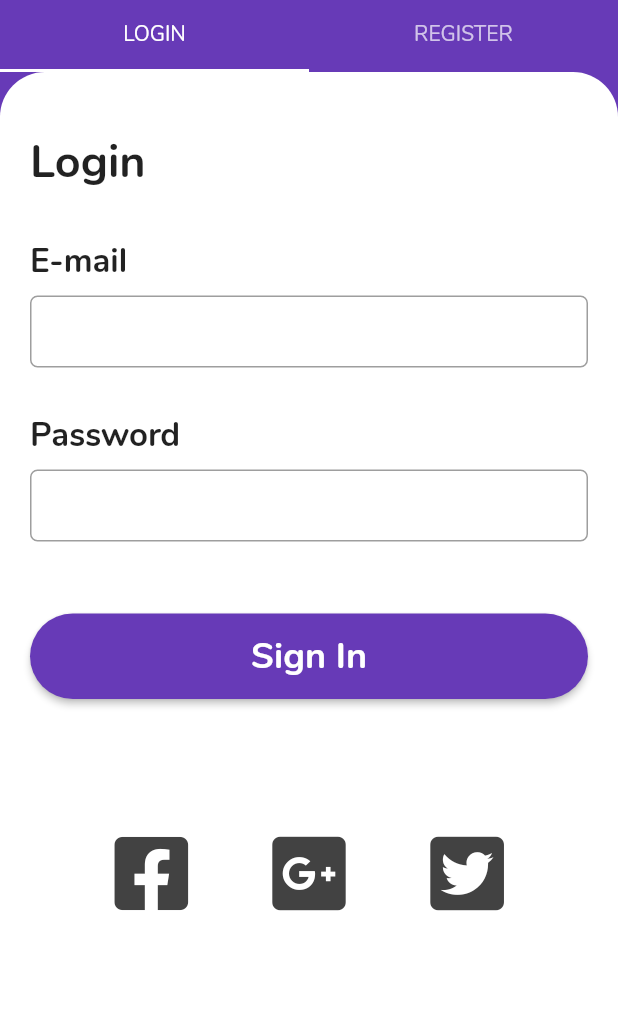
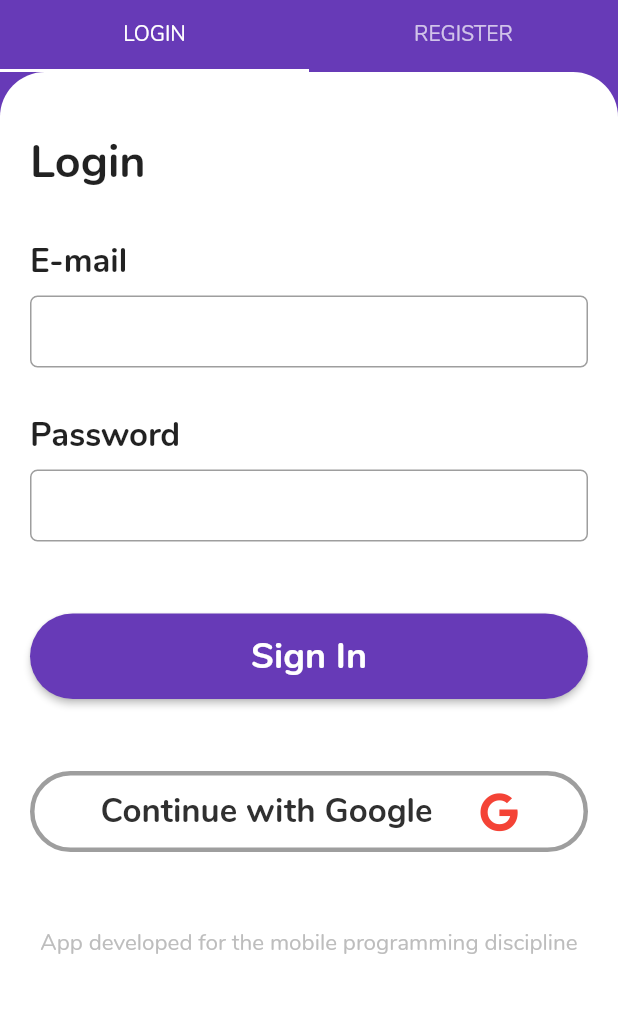
Before and after one commit to victorpereira01/prog-mobile-si700, a Flutter app: the screen it shows after launch, on a phone screen of 412 x 824 dp, the part 93-1106 px from its top. Run offline on Flutter 3.47's test engine with Material 2 defaults, Android fonts, the phone set to English and light mode, and no system bars; our stand-ins replace bloc, cloud_firestore, firebase_auth, firebase_core, flutter_bloc, font_awesome_flutter and 1 more; accounts and stored records are empty.

Commit message:
f_c: Google Auth

```diff
--- a/financial_control/lib/src/bloc/auth_bloc.dart
+++ b/financial_control/lib/src/bloc/auth_bloc.dart
@@ -6,6 +6,7 @@ import 'package:financial_control/src/bloc/auth_state.dart';
 import 'package:financial_control/src/firebase/auth.dart';
 import 'package:financial_control/src/models/user_model.dart';
 import 'package:financial_control/src/repositories/auth_repository.dart';
+import 'package:flutter/cupertino.dart';
 
 class AuthBloc extends Bloc<AuthEvent, AuthState> {
   AuthRepository _authService;
@@ -31,6 +32,10 @@ class AuthBloc extends Bloc<AuthEvent, AuthState> {
             email: event.email, password: event.password);
       } else if (event is Logout) {
         await _authService.signOut();
+      } else if (event is LoginWithGoogle) {
+        await _authService.signInWithGoogle();
+      } else if (event is LogoutGoogle) {
+        await _authService.signOutGoogle();
       } else if (event is InnerServerEvent) {
         if (event.userModel == null) {
           yield Unauthenticated();
--- a/financial_control/lib/src/bloc/auth_event.dart
+++ b/financial_control/lib/src/bloc/auth_event.dart
@@ -16,6 +16,10 @@ class LoginAnonimousUser extends AuthEvent {}
 
 class Logout extends AuthEvent {}
 
+class LoginWithGoogle extends AuthEvent {}
+
+class LogoutGoogle extends AuthEvent {}
+
 class InnerServerEvent extends AuthEvent {
   final UserModel userModel;
 
--- a/financial_control/lib/src/repositories/auth_repository.dart
+++ b/financial_control/lib/src/repositories/auth_repository.dart
@@ -8,5 +8,9 @@ abstract class AuthRepository {
 
   Future<void> signOut();
 
+  Future<String> signInWithGoogle();
+
+  Future<void> signOutGoogle();
+
   Stream<UserModel> get user;
 }
--- a/financial_control/lib/src/views/auth/loginView.dart
+++ b/financial_control/lib/src/views/auth/loginView.dart
@@ -1,6 +1,10 @@
+import 'package:financial_control/src/bloc/auth_bloc.dart';
+import 'package:financial_control/src/bloc/auth_event.dart';
+import 'package:financial_control/src/widgets/button.dart';
 import 'package:financial_control/src/widgets/loginForm.dart';
 import 'package:flutter/cupertino.dart';
 import 'package:flutter/material.dart';
+import 'package:flutter_bloc/flutter_bloc.dart';
 import 'package:font_awesome_flutter/font_awesome_flutter.dart';
 
 class LoginView extends StatefulWidget {
@@ -25,7 +29,7 @@ class _LoginView extends State<LoginView> {
           children: [
             LoginForm(),
             Container(
-                padding: EdgeInsets.all(10),
+                padding: EdgeInsets.all(8),
                 alignment: Alignment.center,
                 child: Container(
                   child: Row(
@@ -34,17 +38,39 @@ class _LoginView extends State<LoginView> {
                   ),
                 )),
             Container(
-              padding: EdgeInsets.only(top: 36),
-              child: Row(
-                mainAxisAlignment: MainAxisAlignment.spaceEvenly,
-                children: [
-                  FaIcon(FontAwesomeIcons.facebookSquare,
-                      size: 56, color: Colors.grey[800]),
-                  FaIcon(FontAwesomeIcons.googlePlusSquare,
-                      size: 56, color: Colors.grey[800]),
-                  FaIcon(FontAwesomeIcons.twitterSquare,
-                      size: 56, color: Colors.grey[800]),
-                ],
+              child: FlatButton(
+                  shape: RoundedRectangleBorder(
+                      borderRadius: BorderRadius.circular(40),
+                      side: BorderSide(color: Colors.grey, width: 3)),
+                  padding:
+                      EdgeInsets.only(top: 12, bottom: 12, right: 15, left: 15),
+                  child: Row(
+                    mainAxisAlignment: MainAxisAlignment.spaceEvenly,
+                    children: [
+                      Text(
+                        "Continue with Google",
+                        style: TextStyle(
+                            color: Colors.grey[850],
+                            fontSize: 22,
+                            fontWeight: FontWeight.bold),
+                      ),
+                      FaIcon(
+                        FontAwesomeIcons.google,
+                        size: 26,
+                        color: Colors.red,
+                      )
+                    ],
+                  ),
+                  onPressed: () => BlocProvider.of<AuthBloc>(context)
+                      .add(LoginWithGoogle())),
+            ),
+            Container(
+              alignment: Alignment.center,
+              padding: EdgeInsets.only(top: 50),
+              child: Text(
+                "App developed for the mobile programming discipline",
+                textAlign: TextAlign.center,
+                style: TextStyle(fontSize: 15, color: Colors.grey[400]),
               ),
             )
           ],
--- a/financial_control/lib/src/views/home/mainView.dart
+++ b/financial_control/lib/src/views/home/mainView.dart
@@ -1,7 +1,7 @@
 import 'package:financial_control/src/bloc/database_bloc.dart';
 import 'package:financial_control/src/bloc/database_state.dart';
 import 'package:financial_control/src/models/transaction_model.dart';
-import 'package:financial_control/src/views/home/transactionTile.dart';
+import 'package:financial_control/src/widgets/transactionTile.dart';
 import 'package:financial_control/src/widgets/header.dart';
 import 'package:financial_control/src/widgets/topic.dart';
 import 'package:flutter/cupertino.dart';
@@ -114,7 +114,7 @@ class _MainViewState extends State<MainView> {
                     child: ListView.builder(
                         itemCount: list.length > 4 ? 4 : list.length,
                         itemBuilder: (context, index) {
-                          return TranscationTile(
+                          return TransactionTile(
                               transaction: list[index], isStatic: true);
                         }),
                   )),
--- a/financial_control/lib/src/widgets/header.dart
+++ b/financial_control/lib/src/widgets/header.dart
@@ -9,7 +9,10 @@ Widget header(context) {
     actions: [
       IconButton(
         icon: Icon(Icons.exit_to_app, color: Colors.red),
-        onPressed: () => BlocProvider.of<AuthBloc>(context).add(Logout()),
+        onPressed: () => {
+          BlocProvider.of<AuthBloc>(context).add(Logout()),
+          BlocProvider.of<AuthBloc>(context).add(LogoutGoogle())
+        }
       )
     ],
     title: Text(
--- a/financial_control/lib/src/views/home/transactionTile.dart
+++ b/financial_control/lib/src/widgets/transactionTile.dart
@@ -5,12 +5,12 @@ import 'package:flutter/cupertino.dart';
 import 'package:flutter/material.dart';
 import 'package:flutter_bloc/flutter_bloc.dart';
 
-class TranscationTile extends StatelessWidget {
+class TransactionTile extends StatelessWidget {
   final TransactionModel transaction;
 
   final bool isStatic;
 
-  TranscationTile({this.transaction, this.isStatic}) : super();
+  TransactionTile({this.transaction, this.isStatic}) : super();
 
   @override
   Widget build(BuildContext context) {
--- a/financial_control/pubspec.yaml
+++ b/financial_control/pubspec.yaml
@@ -29,6 +29,7 @@ dependencies:
   firebase_core: 0.5.2
   firebase_auth: 0.18.3
   cloud_firestore: 0.14.3
+  google_sign_in: 4.5.3
 
   bloc: 6.1.0
   flutter_bloc: 6.1.0
```
Also changed, not shown: financial_control/lib/src/firebase/auth.dart (+28 -0 lines), financial_control/lib/src/views/home/transactionsView.dart (+2 -28 lines), financial_control/lib/main.dart (renamed from financial_control/lib/src/main.dart), financial_control/pubspec.lock, 1 other file.
